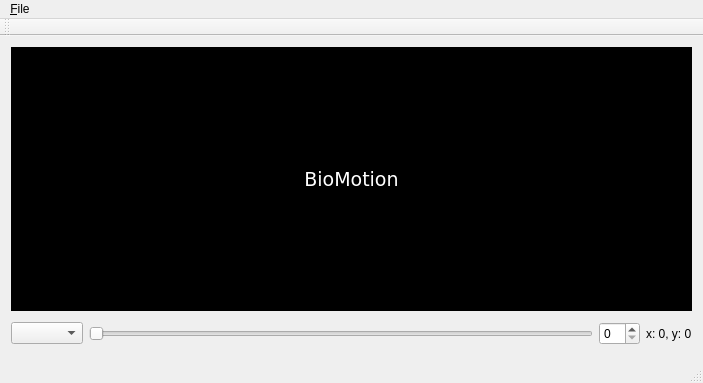
Old version of the form mainwindow.ui in the repository jonperdomo/polytracker.
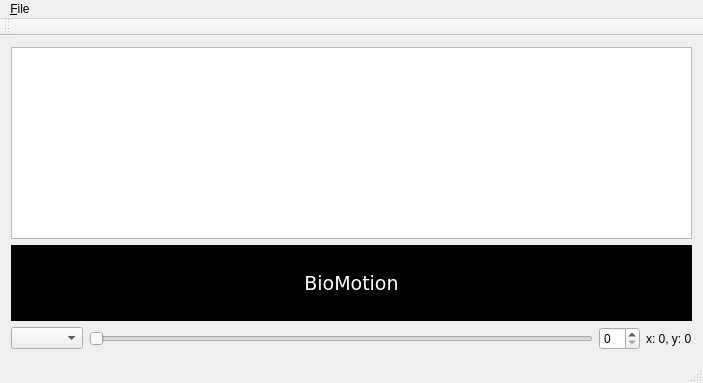
New version of the form. Custom widgets are drawn as their Qt base class.

Commit message: Added QGraphicsScene test and QGraphicsPixmapItem subclass.

Diff of the .ui file:
```diff
--- a/mainwindow.ui
+++ b/mainwindow.ui
@@ -16,7 +16,10 @@
   <widget class="QWidget" name="centralWidget">
    <layout class="QHBoxLayout" name="horizontalLayout" stretch="0">
     <item>
-     <layout class="QVBoxLayout" name="mainLayout" stretch="8,1">
+     <layout class="QVBoxLayout" name="mainLayout" stretch="0,8,1">
+      <item>
+       <widget class="QGraphicsView" name="graphicsView"/>
+      </item>
       <item>
        <layout class="QVBoxLayout" name="frameLayout">
         <item>
```
The commit also changes 8 other files.
